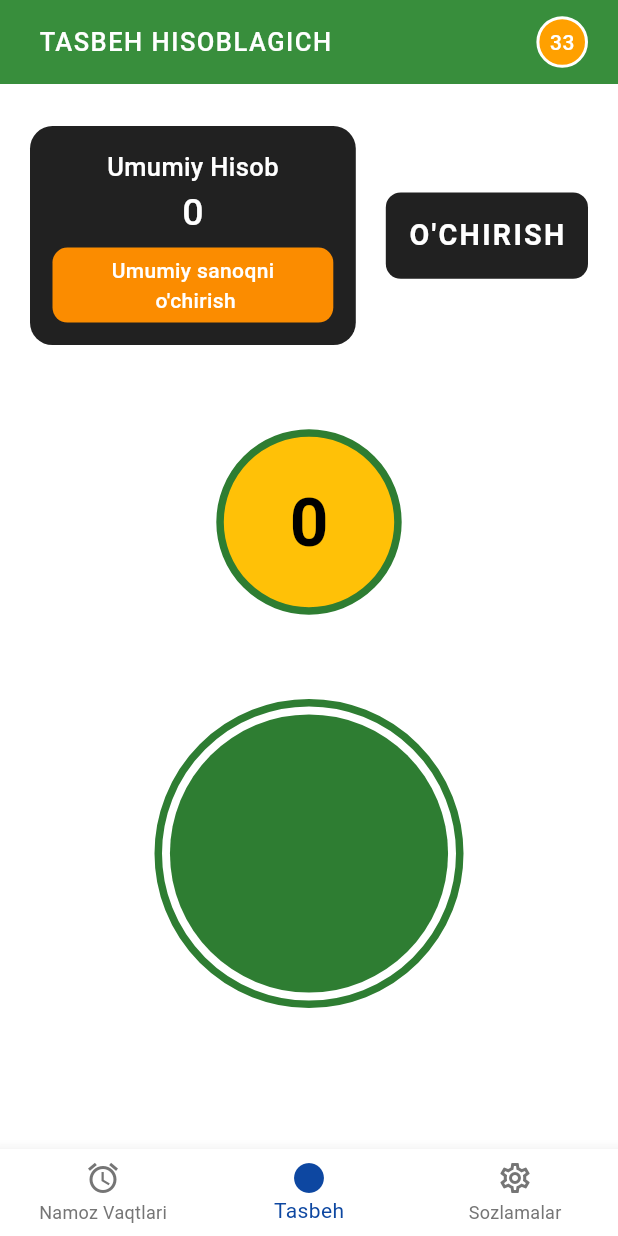
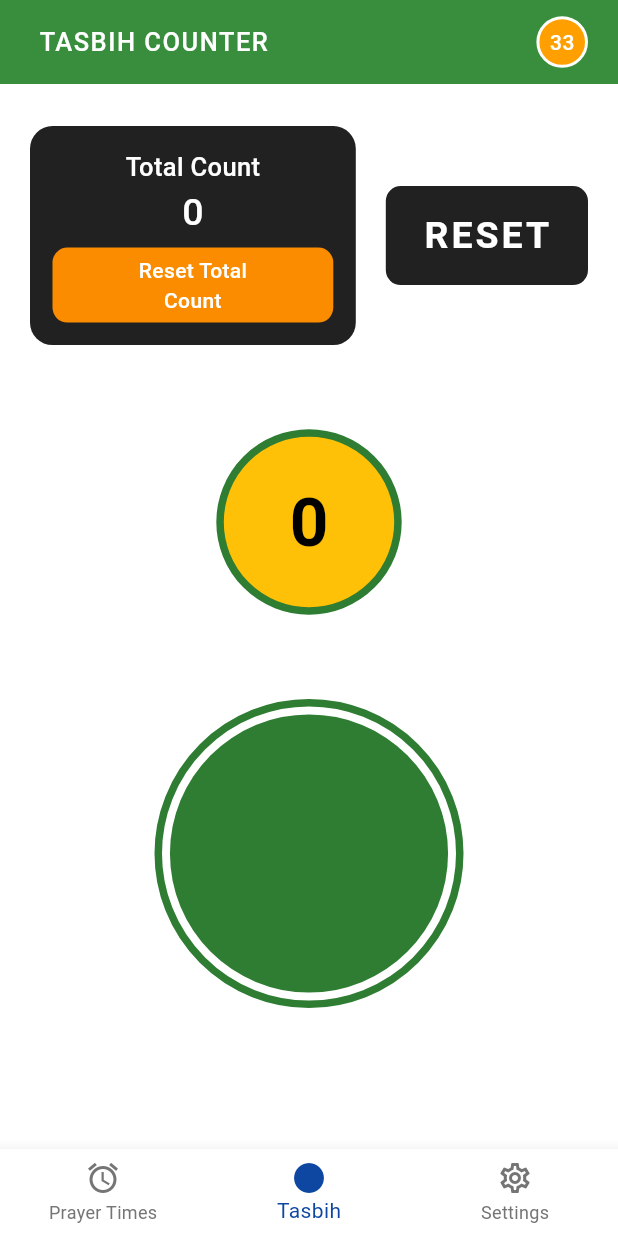
Before and after one commit to JamoliddinVahobov/prayer_times_and_tasbih_app, a Flutter app: the screen it shows after launch, item 2 of the bottom bar chosen, on a phone screen of 412 x 824 dp. Run offline on Flutter 3.47's test engine with Material 3 defaults, Android fonts, the phone set to English and light mode, and no system bars; our stand-ins replace connectivity_plus, flutter_spinkit, shared_preferences; network calls fail.

Commit message:
english version of the app

```diff
--- a/lib/bottomnavigation/bottombar.dart
+++ b/lib/bottomnavigation/bottombar.dart
@@ -32,7 +32,7 @@ class BottomNavigationBarClassState extends State<BottomNavigationBarClass> {
                   ? Icons.access_alarm // Filled icon for selected
                   : Icons.access_alarm_outlined, // Outlined icon for unselected
             ),
-            label: 'Namoz Vaqtlari',
+            label: 'Prayer Times',
           ),
           BottomNavigationBarItem(
             icon: Icon(
@@ -40,7 +40,7 @@ class BottomNavigationBarClassState extends State<BottomNavigationBarClass> {
                   ? Icons.circle // Filled icon for selected
                   : Icons.circle_outlined, // Outlined icon for unselected
             ),
-            label: 'Tasbeh',
+            label: 'Tasbih',
           ),
           BottomNavigationBarItem(
             icon: Icon(
@@ -48,7 +48,7 @@ class BottomNavigationBarClassState extends State<BottomNavigationBarClass> {
                   ? Icons.settings // Filled icon for selected
                   : Icons.settings_outlined, // Outlined icon for unselected
             ),
-            label: 'Sozlamalar',
+            label: 'Settings',
           ),
         ],
         currentIndex: _currentIndex,
--- a/lib/main.dart
+++ b/lib/main.dart
@@ -19,70 +19,61 @@ class MyApp extends StatelessWidget {
   Widget build(BuildContext context) {
     return Consumer<ThemeNotifier>(builder: (context, themeNotifier, child) {
       return MaterialApp(
-        debugShowCheckedModeBanner: false,
+        debugShowCheckedModeBanner: true,
         title: 'Namoz Vaqtlari va Tasbeh',
         theme: ThemeData(
           colorScheme: ColorScheme.fromSeed(
             seedColor: Colors.deepPurple,
-            error: Colors.red, // Define error color here
-            onError: Colors.white, // Color of text/icons on error
-            surface: Colors.white, // Light background replacement
-            onSurface: Colors.black, // Text/icons on light background
+            error: Colors.red,
+            onError: Colors.white,
+            surface: Colors.white,
+            onSurface: Colors.black,
           ),
           textButtonTheme: TextButtonThemeData(
             style: TextButton.styleFrom(
-              foregroundColor:
-                  Colors.blue, // Set text color to blue in light mode
+              foregroundColor: Colors.blue[600],
             ),
           ),
           bottomNavigationBarTheme: const BottomNavigationBarThemeData(
-            backgroundColor: Colors.white, // Background color for light mode
-            selectedItemColor:
-                Color(0xFF0D47A1), // Darker blue for selected item
-            unselectedItemColor:
-                Color(0xFF757575), // Unselected item color in light mode
+            backgroundColor: Colors.white,
+            selectedItemColor: Color(0xFF0D47A1),
+            unselectedItemColor: Color(0xFF757575),
           ),
           useMaterial3: true,
         ),
         darkTheme: ThemeData(
           brightness: Brightness.dark,
-          scaffoldBackgroundColor: const Color(0xFF2D2B26), // Slight brown tint
+          scaffoldBackgroundColor: const Color(0xFF2D2B26),
           primaryColor: Colors.grey.shade800,
           colorScheme: ColorScheme.dark(
             primary: Colors.grey.shade800,
             onPrimary: Colors.white,
-            surface: const Color(0xFF3C3A36), // Dark background replacement
-            onSurface: Colors.white, // Text/icons on dark background
-            error: Colors.redAccent, // Custom error color for dark theme
-            onError: Colors.white, // Text color for error messages
+            surface: const Color(0xFF3C3A36),
+            onSurface: Colors.white,
+            error: Colors.redAccent,
+            onError: Colors.white,
           ),
-
           appBarTheme: const AppBarTheme(
             backgroundColor: Color(0xFF2D2B26),
             foregroundColor: Colors.white,
           ),
           textTheme: const TextTheme(
-            bodyLarge: TextStyle(color: Colors.white), // For larger body text
-            bodyMedium: TextStyle(color: Colors.white), // For smaller body text
-            labelLarge: TextStyle(color: Colors.white), // For labels/buttons
+            bodyLarge: TextStyle(color: Colors.white),
+            bodyMedium: TextStyle(color: Colors.white),
+            labelLarge: TextStyle(color: Colors.white),
           ),
           textButtonTheme: TextButtonThemeData(
             style: TextButton.styleFrom(
-              foregroundColor:
-                  Colors.white, // Set text color to white in dark mode
+              foregroundColor: Colors.blue[600],
             ),
           ),
           bottomNavigationBarTheme: const BottomNavigationBarThemeData(
-            backgroundColor:
-                Color(0xFF2D2B26), // Background color for dark mode
-            selectedItemColor: Colors.white, // Selected item color in dark mode
-            unselectedItemColor:
-                Colors.grey, // Unselected item color in dark mode
+            backgroundColor: Color(0xFF2D2B26),
+            selectedItemColor: Colors.white,
+            unselectedItemColor: Colors.grey,
           ),
         ),
-        themeMode: themeNotifier.isDarkMode
-            ? ThemeMode.dark
-            : ThemeMode.light, // Toggle between light and dark modes
+        themeMode: themeNotifier.isDarkMode ? ThemeMode.dark : ThemeMode.light,
         home: const BottomNavigationBarClass(),
       );
     });
--- a/lib/screens/settings_screen.dart
+++ b/lib/screens/settings_screen.dart
@@ -16,7 +16,7 @@ class _SettingsScreenState extends State<SettingsScreen> {
       appBar: AppBar(
         title: const Padding(
           padding: EdgeInsets.only(left: 10),
-          child: FittedBox(child: Text('Sozlamalar')),
+          child: FittedBox(child: Text('Settings')),
         ),
         automaticallyImplyLeading: false,
       ),
@@ -25,7 +25,7 @@ class _SettingsScreenState extends State<SettingsScreen> {
         child: ListView(
           children: [
             SwitchListTile(
-              title: const Text("Rejimni o'zgartirish"),
+              title: const Text("Change Theme"),
               value: Provider.of<ThemeNotifier>(context)
                   .isDarkMode, // Boolean value for the switch
               onChanged: (bool value) {
--- a/lib/screens/tasbih_screen.dart
+++ b/lib/screens/tasbih_screen.dart
@@ -77,7 +77,7 @@ class _TasbihScreenState extends State<TasbihScreen> {
           child: FittedBox(
             fit: BoxFit.scaleDown,
             child: Text(
-              'TASBEH HISOBLAGICH',
+              'TASBIH COUNTER',
               style: TextStyle(
                   letterSpacing: 1,
                   color: Colors.white,
@@ -141,7 +141,7 @@ class _TasbihScreenState extends State<TasbihScreen> {
                       children: [
                         const FittedBox(
                           child: Text(
-                            "Umumiy Hisob",
+                            "Total Count",
                             style: TextStyle(
                               fontSize: 17,
                               fontWeight: FontWeight.w500,
@@ -169,13 +169,14 @@ class _TasbihScreenState extends State<TasbihScreen> {
                                 builder: (BuildContext context) {
                                   return AlertDialog(
                                     title: const FittedBox(
-                                        child: Text(
-                                      "O'chirishni tasdiqlash",
-                                      style: TextStyle(
-                                          fontWeight: FontWeight.w600),
-                                    )),
+                                      child: Text(
+                                        "Confirm Reset",
+                                        style: TextStyle(
+                                            fontWeight: FontWeight.w600),
+                                      ),
+                                    ),
                                     content: const Text(
-                                      "Umumiy tasbeh hisobini o'chirishni xohlaysizmi?",
+                                      "Do you want to reset the total tasbih count?",
                                       style: TextStyle(fontSize: 18),
                                     ),
                                     actions: [
@@ -184,8 +185,8 @@ class _TasbihScreenState extends State<TasbihScreen> {
                                           Navigator.of(context).pop();
                                         },
                                         child: const Text(
-                                          "Yo'q",
-                                          style: TextStyle(fontSize: 18),
+                                          "Cancel",
+                                          style: TextStyle(fontSize: 15),
                                         ),
                                       ),
                                       TextButton(
@@ -194,8 +195,8 @@ class _TasbihScreenState extends State<TasbihScreen> {
                                           Navigator.of(context).pop();
                                         },
                                         child: const Text(
-                                          "Ha",
-                                          style: TextStyle(fontSize: 18),
+                                          "Reset",
+                                          style: TextStyle(fontSize: 15),
                                         ),
                                       ),
                                     ],
@@ -214,7 +215,7 @@ class _TasbihScreenState extends State<TasbihScreen> {
                                 child: FittedBox(
                                   child: Text(
                                     textAlign: TextAlign.center,
-                                    "Umumiy sanoqni\n o'chirish",
+                                    "Reset Total\nCount",
                                     style: TextStyle(
                                       fontWeight: FontWeight.w500,
                                       color: Colors.white,
@@ -248,7 +249,7 @@ class _TasbihScreenState extends State<TasbihScreen> {
                             EdgeInsets.symmetric(horizontal: 15, vertical: 15),
                         child: FittedBox(
                           child: Text(
-                            "O'CHIRISH",
+                            "RESET",
                             style: TextStyle(
                               letterSpacing: 2,
                               fontSize: 25,
@@ -265,11 +266,11 @@ class _TasbihScreenState extends State<TasbihScreen> {
             ],
           ),
           Container(
-            width: width * 0.3, // Inner container width (responsive)
-            height: width * 0.3, // Inner container height
+            width: width * 0.3,
+            height: width * 0.3,
             decoration: BoxDecoration(
               shape: BoxShape.circle,
-              color: Colors.amber, // Inner container color
+              color: Colors.amber,
               border: Border.all(width: 5, color: Colors.green.shade800),
             ),
             child: Padding(
--- a/lib/services/international_prayer_service.dart
+++ b/lib/services/international_prayer_service.dart
@@ -19,7 +19,7 @@ class InternationalPrayerService {
       } else if (response.statusCode == 404) {
         return null; // City not found
       } else {
-        throw Exception("Namoz vaqtlarini yuklashda xatolik yuz berdi");
+        throw Exception("An error occurred while loading prayer times");
       }
     } catch (e) {
       return null;
--- a/lib/services/uzbekistan_prayer_service.dart
+++ b/lib/services/uzbekistan_prayer_service.dart
@@ -14,7 +14,7 @@ class UzbPrayerService {
       } else if (response.statusCode == 404) {
         return null; // City not found
       } else {
-        throw Exception("Namoz vaqtlarini yuklashda xatolik yuz berdi");
+        throw Exception("An error occurred while loading prayer times");
       }
     } catch (e) {
       return null;
```
Also changed, not shown: lib/screens/prayer_times_screen.dart (+42 -47 lines).
